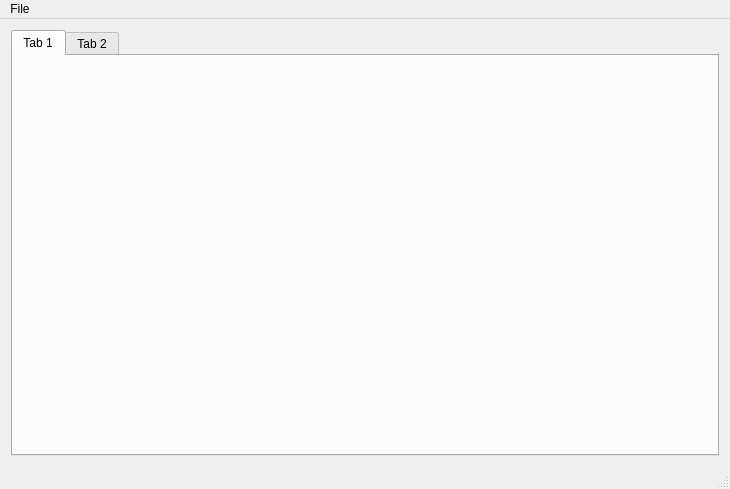
Old version of the form mainwindow.ui in the repository lazin87/KotkaSource.
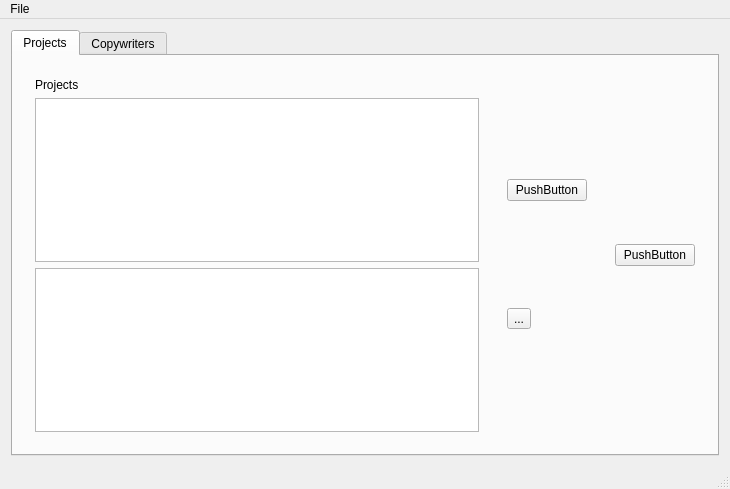
New version of the form.

Commit message: three columns were added and tabs' name were changed

What changed in the file:
```diff
--- a/mainwindow.ui
+++ b/mainwindow.ui
@@ -20,14 +20,80 @@
    <layout class="QHBoxLayout" name="horizontalLayout">
     <item>
      <widget class="QTabWidget" name="tabWidget">
-      <widget class="QWidget" name="tab">
+      <property name="focusPolicy">
+       <enum>Qt::TabFocus</enum>
+      </property>
+      <property name="currentIndex">
+       <number>0</number>
+      </property>
+      <property name="iconSize">
+       <size>
+        <width>32</width>
+        <height>32</height>
+       </size>
+      </property>
+      <widget class="QWidget" name="tabProjectsMngr">
        <attribute name="title">
-        <string>Tab 1</string>
+        <string>Projects</string>
        </attribute>
+       <layout class="QHBoxLayout" name="horizontalLayout_2">
+        <item>
+         <widget class="QWidget" name="widgetProject" native="true">
+          <layout class="QVBoxLayout" name="verticalLayout_2">
+           <item>
+            <widget class="QLabel" name="labelProjectsList">
+             <property name="text">
+              <string>Projects</string>
+             </property>
+            </widget>
+           </item>
+           <item>
+            <widget class="QTreeView" name="treeView"/>
+           </item>
+           <item>
+            <widget class="QListView" name="listView"/>
+           </item>
+          </layout>
+         </widget>
+        </item>
+        <item>
+         <widget class="QWidget" name="widgetView" native="true">
+          <layout class="QGridLayout" name="gridLayout">
+           <item row="0" column="0">
+            <widget class="QPushButton" name="pushButton">
+             <property name="text">
+              <string>PushButton</string>
+             </property>
+            </widget>
+           </item>
+           <item row="1" column="0">
+            <widget class="QToolButton" name="toolButton">
+             <property name="text">
+              <string>...</string>
+             </property>
+            </widget>
+           </item>
+          </layout>
+         </widget>
+        </item>
+        <item>
+         <widget class="QWidget" name="widget_2" native="true">
+          <layout class="QVBoxLayout" name="verticalLayout">
+           <item>
+            <widget class="QPushButton" name="pushButton_2">
+             <property name="text">
+              <string>PushButton</string>
+             </property>
+            </widget>
+           </item>
+          </layout>
+         </widget>
+        </item>
+       </layout>
       </widget>
       <widget class="QWidget" name="tab_2">
        <attribute name="title">
-        <string>Tab 2</string>
+        <string>Copywriters</string>
        </attribute>
       </widget>
      </widget>
```
Left out of the diff: 2 changed lines with no effect on the pictures.
